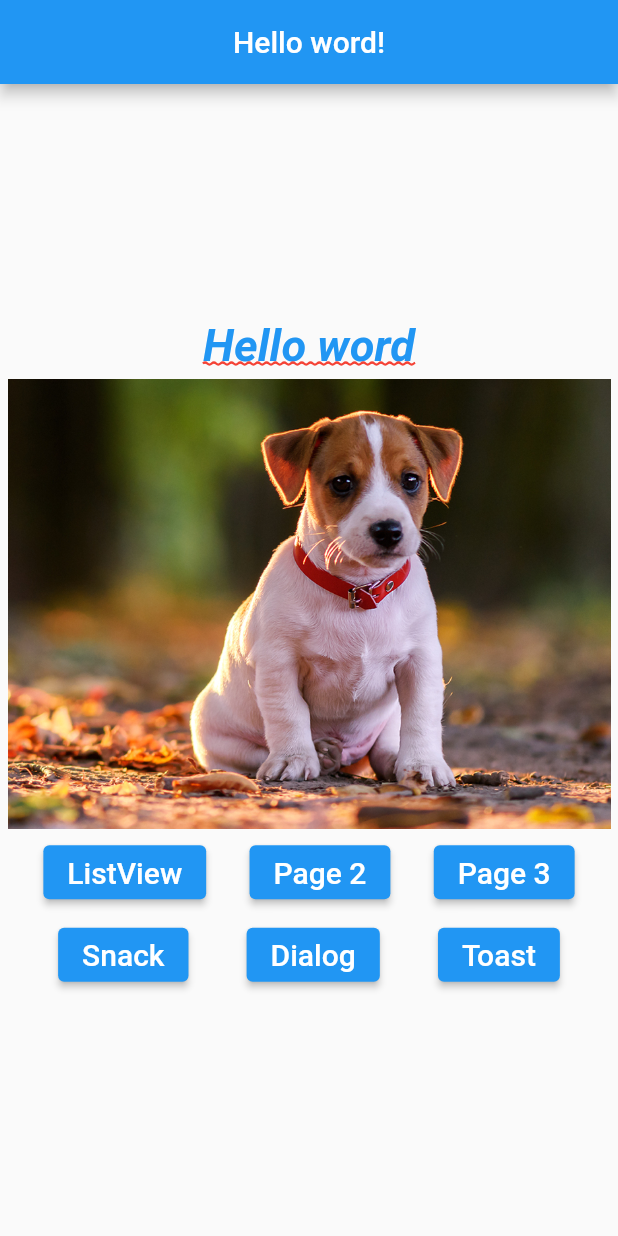
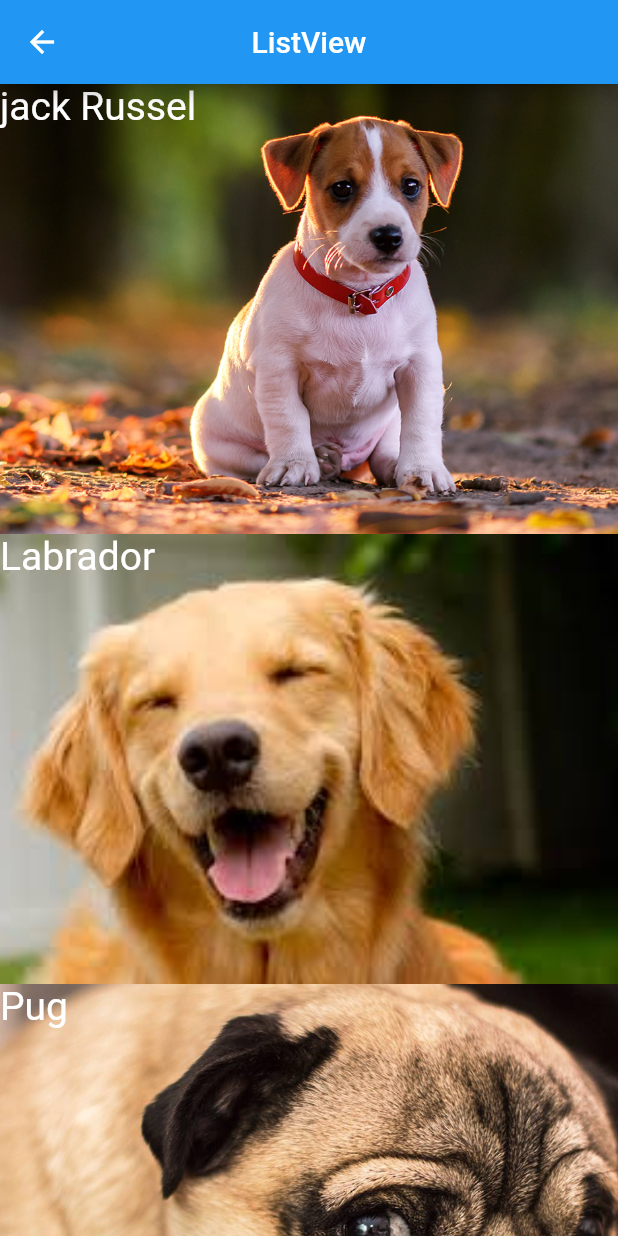
Before and after one commit to LuizRoberto18/CursoFlutterEssencial, a Flutter app: the screen it shows after launch, after a tap on "ListView", on a phone screen of 412 x 824 dp. Run offline on Flutter 3.47's test engine with Material 2 defaults, Android fonts, the phone set to English and light mode, and no system bars.

Commit message:
criado novas telas, metodos de rotas e listview'

```diff
--- /dev/null
+++ b/lib/pages/helo_listview.dart
@@ -0,0 +1,71 @@
+import 'package:flutter/material.dart';
+
+class Dog {
+  String nome;
+  String foto;
+
+  Dog(this.nome, this.foto);
+}
+
+class HelloListView extends StatelessWidget {
+  const HelloListView({Key? key}) : super(key: key);
+
+  @override
+  Widget build(BuildContext context) {
+    return Scaffold(
+      appBar: AppBar(
+        centerTitle: true,
+        title: Text("ListView"),
+      ),
+      body: _body(),
+    );
+  }
+}
+
+_body() {
+  List<Dog> dogs = [
+    Dog("jack Russel", "assets/images/dog1.png"),
+    Dog("Labrador", "assets/images/dog2.png"),
+    Dog("Pug", "assets/images/dog3.png"),
+    Dog("Rotweiller", "assets/images/dog4.png"),
+    Dog("Pastor", "assets/images/dog5.png"),
+  ];
+  return ListView.builder(
+    itemCount: dogs.length,
+    itemExtent: 300,
+    itemBuilder: (context, index) {
+      Dog dog = dogs[index];
+      return Stack(
+        fit: StackFit.expand,
+        children: [
+          _img(dog.foto),
+          Container(
+            alignment: Alignment.topLeft,
+              child: Text(
+                  dog.nome,
+                  style: TextStyle(fontSize: 26, color: Colors.white),
+          ))
+        ],
+      );
+    },
+  );
+}
+
+_pageView() {
+  return PageView(
+    children: [
+      _img('assets/images/dog1.png'),
+      _img('assets/images/dog2.png'),
+      _img('assets/images/dog3.png'),
+      _img('assets/images/dog4.png'),
+      _img('assets/images/dog5.png'),
+    ],
+  );
+}
+
+_img(String img) {
+  return Image.asset(
+    img,
+    fit: BoxFit.cover,
+  );
+}
--- a/lib/pages/home_page.dart
+++ b/lib/pages/home_page.dart
@@ -1,4 +1,11 @@
+import 'package:flutter/cupertino.dart';
 import 'package:flutter/material.dart';
+import 'package:primeiro_projeto/pages/helo_listview.dart';
+import 'package:primeiro_projeto/pages/tela_page1.dart';
+import 'package:primeiro_projeto/pages/tela_page2.dart';
+import 'package:primeiro_projeto/pages/tela_page3.dart';
+import 'package:primeiro_projeto/utls/nav.dart';
+import 'package:primeiro_projeto/widgets/true_buttom.dart';
 
 class HomePage extends StatelessWidget {
   const HomePage({Key? key}) : super(key: key);
@@ -10,11 +17,11 @@ class HomePage extends StatelessWidget {
         title: Text("Hello word!"),
         centerTitle: true,
       ),
-      body: _body(),
+      body: _body(context),
     );
   }
 
-  _body() {
+  _body(context) {
     return Container(
       child: Center(
         child: Column(
@@ -22,7 +29,7 @@ class HomePage extends StatelessWidget {
           children: [
             _text(),
             _pageView(),
-            _buttons(),
+            _buttons(context),
           ],
         ),
       ),
@@ -31,7 +38,7 @@ class HomePage extends StatelessWidget {
 
   _pageView() {
     return Container(
-      margin: EdgeInsets.all(5.0),
+      margin: EdgeInsets.only(top: 20, bottom: 20),
       height: 300,
       child: PageView(
         children: [
@@ -45,7 +52,7 @@ class HomePage extends StatelessWidget {
     );
   }
 
-  _buttons() {
+  _buttons(context) {
     return Column(
       children: [
         Container(
@@ -53,9 +60,12 @@ class HomePage extends StatelessWidget {
           child: Row(
             mainAxisAlignment: MainAxisAlignment.spaceEvenly,
             children: [
-              _button('ListView'),
-              _button('Page 2'),
-              _button('Page 3'),
+              BlueBottom('ListView',
+                  onPressed: () => _onCLickNavigator(context, HelloListView())),
+              BlueBottom('Page 2',
+                  onPressed: () => _onCLickNavigator(context, HelloPage2())),
+              BlueBottom('Page 3',
+                  onPressed: () => _onCLickNavigator(context, HelloPage3())),
             ],
           ),
         ),
@@ -64,9 +74,9 @@ class HomePage extends StatelessWidget {
           child: Row(
             mainAxisAlignment: MainAxisAlignment.spaceEvenly,
             children: [
-              _button("Snack"),
-              _button('Dialog'),
-              _button('Toast'),
+              BlueBottom("Snack", onPressed: _onClickSnack),
+              BlueBottom('Dialog', onPressed: _onClickDialog),
+              BlueBottom('Toast', onPressed: _onClickToast),
             ],
           ),
         ),
@@ -74,9 +84,17 @@ class HomePage extends StatelessWidget {
     );
   }
 
-  void _onCLick() {
-    print("cliclou no botap");
+  void _onCLickNavigator(BuildContext context, Widget page) async {
+    String s = await push(context, page);
+    print(">> $s");
   }
+}
+
+_onClickSnack() {}
+
+_onClickDialog() {}
+
+_onClickToast() {}
 
 _text() {
   return Text(
@@ -101,19 +119,3 @@ class HomePage extends StatelessWidget {
     fit: BoxFit.cover,
   );
 }
-
-  _button(String text) {
-    return ElevatedButton(
-      onPressed: () {
-        _onCLick();
-      },
-      child: Text(
-        text,
-        style: TextStyle(
-          color: Colors.white,
-          fontSize: 20,
-        ),
-      ),
-    );
-  }
-}
--- /dev/null
+++ b/lib/utls/nav.dart
@@ -0,0 +1,9 @@
+
+import 'package:flutter/material.dart';
+
+Future push(BuildContext context, Widget page) {
+  return Navigator.push(context,
+      MaterialPageRoute(builder: (BuildContext context) {
+        return page;
+      }));
+}
--- /dev/null
+++ b/lib/widgets/true_buttom.dart
@@ -0,0 +1,28 @@
+import 'package:flutter/material.dart';
+
+class BlueBottom extends StatelessWidget {
+  final String text;
+  final Function onPressed;
+  final Color color;
+  const BlueBottom(this.text, {required this.onPressed, this.color = Colors.blue});
+
+  @override
+  Widget build(BuildContext context) {
+    return ElevatedButton(
+      style: ButtonStyle(
+        //novo metodo para mudar a cor padrão do botão
+        backgroundColor: MaterialStateProperty.all(color),
+      ),
+      onPressed: () {
+        onPressed();
+      },
+      child: Text(
+        text,
+        style: TextStyle(
+          color: Colors.white,
+          fontSize: 20,
+        ),
+      ),
+    );
+  }
+}
```
Also changed, not shown: lib/pages/tela_page1.dart (added, +14 -0 lines), lib/pages/tela_page2.dart (added, +25 -0 lines), lib/pages/tela_page3.dart (added, +25 -0 lines), pubspec.lock. Lines whose indentation alone changed are shown as unchanged.
